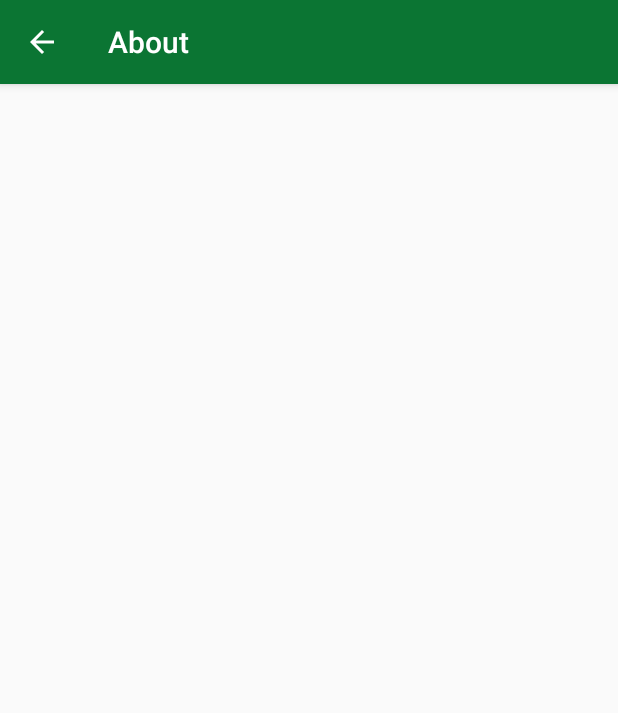
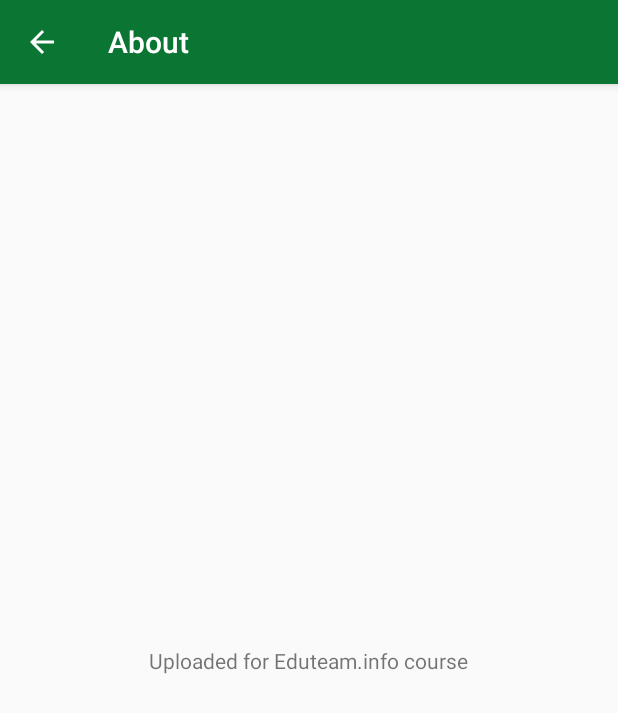
Before and after one commit to artembark/EduTeamInfoProject, an Android app: the AboutActivity screen opened directly, with no data from a screen before it, on a phone screen of 412 x 824 dp. Shown: the top 713 px of the screen. Run offline under Robolectric (Android 15) with nearby library versions, the phone set to English and light mode, and no system bars.

Commit message:
eduteam update

```diff
--- a/app/src/main/res/layout/activity_about.xml
+++ b/app/src/main/res/layout/activity_about.xml
@@ -6,4 +6,14 @@
     android:layout_height="match_parent"
     tools:context=".AboutActivity">
 
+    <TextView
+        android:id="@+id/textView2"
+        android:layout_width="wrap_content"
+        android:layout_height="wrap_content"
+        android:text="Uploaded for Eduteam.info course"
+        app:layout_constraintBottom_toBottomOf="parent"
+        app:layout_constraintEnd_toEndOf="parent"
+        app:layout_constraintHorizontal_bias="0.498"
+        app:layout_constraintStart_toStartOf="parent"
+        app:layout_constraintTop_toTopOf="parent" />
 </androidx.constraintlayout.widget.ConstraintLayout>
```
